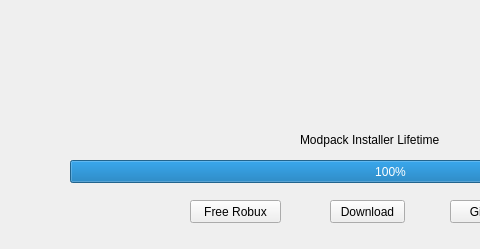
Old version of the form main.ui in the repository MisileLab/Modpack-Installers; both pictures show x 0 to 480 and y 0 to 249 of the 800 by 249 pixel window.
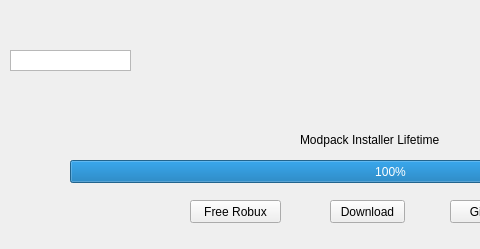
New version of the form.

Commit message: Update Modpack Installer

What changed in the file:
```diff
--- a/main.ui
+++ b/main.ui
@@ -85,6 +85,22 @@
      <string>Download</string>
     </property>
    </widget>
+   <widget class="QPlainTextEdit" name="plainTextEdit">
+    <property name="geometry">
+     <rect>
+      <x>10</x>
+      <y>50</y>
+      <width>121</width>
+      <height>21</height>
+     </rect>
+    </property>
+    <property name="verticalScrollBarPolicy">
+     <enum>Qt::ScrollBarAlwaysOff</enum>
+    </property>
+    <property name="horizontalScrollBarPolicy">
+     <enum>Qt::ScrollBarAlwaysOff</enum>
+    </property>
+   </widget>
   </widget>
   <widget class="QStatusBar" name="statusbar"/>
  </widget>
```
The commit also changes 1 other file.
